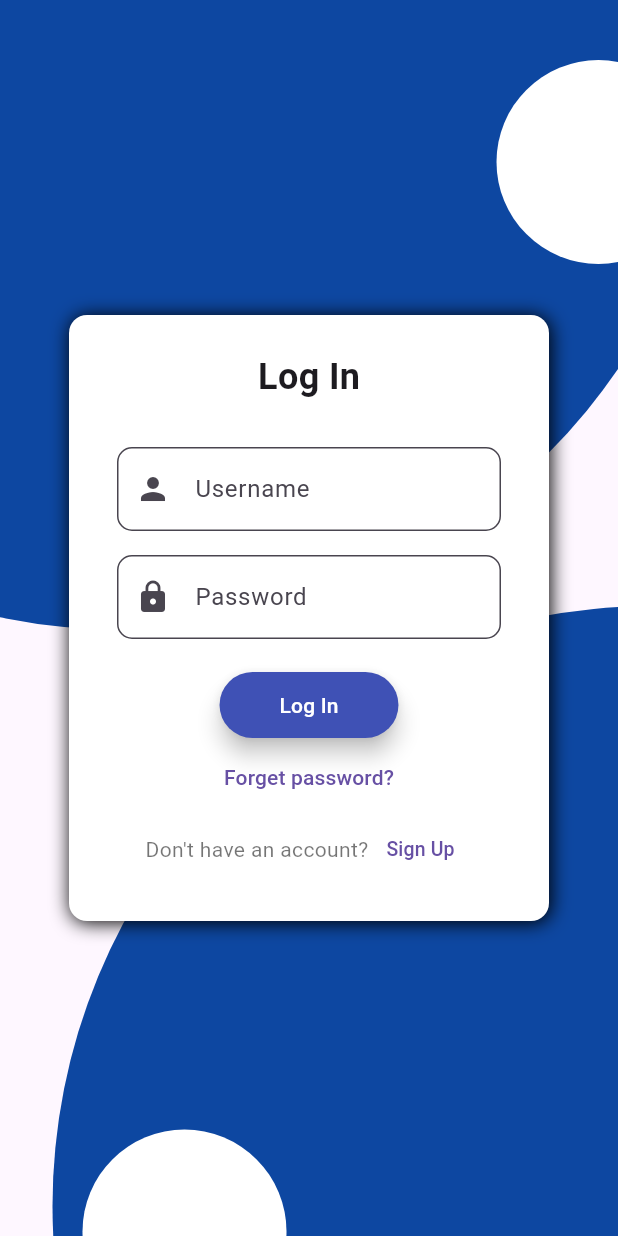
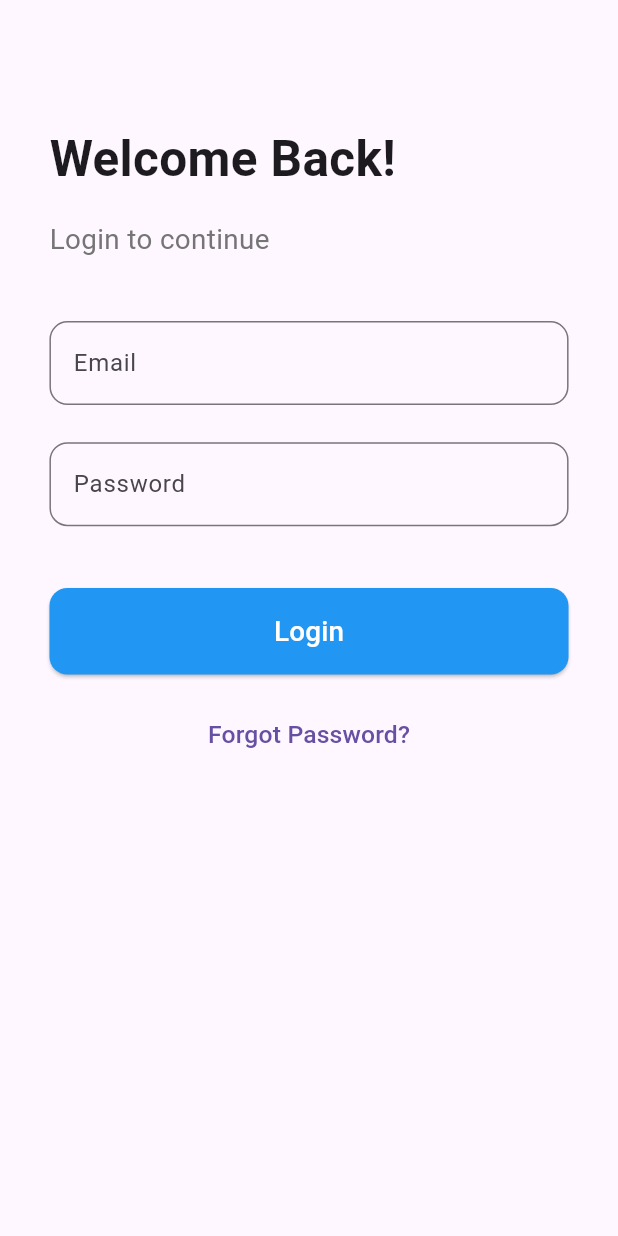
Before and after one commit to kaungkhantluke-dev/myapp, a Flutter app: the LogIn screen opened by its route, after a tap on "Forget password?", on a phone screen of 412 x 824 dp. Run offline on Flutter 3.47's test engine with Material 3 defaults, Android fonts, the phone set to English and light mode, and no system bars.

Commit message:
change UI to be responsive for all pages

```diff
--- /dev/null
+++ b/lib/loginUI/chgpassword.dart
@@ -0,0 +1,109 @@
+import 'package:flutter/material.dart';
+
+class ChgPassword extends StatelessWidget {
+  const ChgPassword({super.key});
+
+  @override
+  Widget build(BuildContext context) {
+    // Get screen size
+    final size = MediaQuery.of(context).size;
+    final screenWidth = size.width;
+    final screenHeight = size.height;
+
+    return Scaffold(
+      body: SafeArea(
+        child: SingleChildScrollView(
+          child: Container(
+            padding: EdgeInsets.symmetric(
+              horizontal: screenWidth * 0.08,
+              vertical: screenHeight * 0.1,
+            ),
+            width: double.infinity,
+            child: Column(
+              crossAxisAlignment: CrossAxisAlignment.start,
+              children: [
+                // Title
+                Text(
+                  'Welcome Back!',
+                  style: TextStyle(
+                    fontSize: screenWidth * 0.08, // Responsive font size
+                    fontWeight: FontWeight.bold,
+                  ),
+                ),
+                SizedBox(height: screenHeight * 0.02),
+
+                Text(
+                  'Login to continue',
+                  style: TextStyle(
+                    fontSize: screenWidth * 0.045,
+                    color: Colors.grey[600],
+                  ),
+                ),
+                SizedBox(height: screenHeight * 0.05),
+
+                // Email Field
+                TextField(
+                  decoration: InputDecoration(
+                    labelText: 'Email',
+                    border: OutlineInputBorder(
+                      borderRadius: BorderRadius.circular(12),
+                    ),
+                  ),
+                  keyboardType: TextInputType.emailAddress,
+                ),
+                SizedBox(height: screenHeight * 0.03),
+
+                // Password Field
+                TextField(
+                  obscureText: true,
+                  decoration: InputDecoration(
+                    labelText: 'Password',
+                    border: OutlineInputBorder(
+                      borderRadius: BorderRadius.circular(12),
+                    ),
+                  ),
+                ),
+                SizedBox(height: screenHeight * 0.05),
+
+                // Login Button
+                SizedBox(
+                  width: double.infinity,
+                  height: screenHeight * 0.07,
+                  child: ElevatedButton(
+                    onPressed: () {},
+                    style: ElevatedButton.styleFrom(
+                      backgroundColor: Colors.blue,
+                      shape: RoundedRectangleBorder(
+                        borderRadius: BorderRadius.circular(12),
+                      ),
+                    ),
+                    child: Text(
+                      'Login',
+                      style: TextStyle(
+                        fontSize: screenWidth * 0.045,
+                        color: Colors.white,
+                      ),
+                    ),
+                  ),
+                ),
+
+                SizedBox(height: screenHeight * 0.02),
+
+                // Forgot password
+                Center(
+                  child: TextButton(
+                    onPressed: () {},
+                    child: Text(
+                      'Forgot Password?',
+                      style: TextStyle(fontSize: screenWidth * 0.04),
+                    ),
+                  ),
+                ),
+              ],
+            ),
+          ),
+        ),
+      ),
+    );
+  }
+}
--- a/lib/loginUI/login.dart
+++ b/lib/loginUI/login.dart
@@ -5,120 +5,156 @@ class LogIn extends StatelessWidget {
 
   @override
   Widget build(BuildContext context) {
+    final screenWidth = MediaQuery.of(context).size.width;
+    final screenHeight = MediaQuery.of(context).size.height;
+
     return Scaffold(
-      body: Stack(
+      body: SafeArea(
+        child: Stack(
           children: [
-          // Decorative background
+            // Background circles
             Positioned(
-            right: -70,
-            top: -380,
+              top: -screenHeight * 0.5,
+              right: -screenWidth * 0.2,
               child: CircleAvatar(
                 backgroundColor: Colors.blue.shade900,
-              radius: 400,
+                radius: screenWidth * 1.0,
               ),
             ),
             Positioned(
-            right: -55,
-            top: 40,
-            child: CircleAvatar(backgroundColor: Colors.white, radius: 68),
-          ),
-          Positioned(
-            left: 35,
-            bottom: -380,
+              top: screenHeight * 0.05,
+              right: -screenWidth * 0.1,
               child: CircleAvatar(
-              backgroundColor: Colors.blue.shade900,
-              radius: 400,
+                backgroundColor: Colors.white,
+                radius: screenWidth * 0.15,
               ),
             ),
             Positioned(
-            left: 55,
-            bottom: -65,
-            child: CircleAvatar(backgroundColor: Colors.white, radius: 68),
+              bottom: -screenHeight * 0.6,
+              left: -screenWidth * 0.07,
+              child: CircleAvatar(
+                backgroundColor: Colors.blue.shade900,
+                radius: screenWidth * 1.0,
+              ),
+            ),
+            Positioned(
+              bottom: -screenHeight * 0.07,
+              left: screenWidth * 0.09,
+              child: CircleAvatar(
+                backgroundColor: Colors.white,
+                radius: screenWidth * 0.15,
+              ),
             ),
 
-          // Login form (centered)
+            // Login Card
             Center(
               child: SingleChildScrollView(
-              padding: EdgeInsets.symmetric(horizontal: 24.0),
+                padding: const EdgeInsets.symmetric(horizontal: 24),
                 child: Container(
+                  width: screenWidth * 0.85,
+                  padding: const EdgeInsets.symmetric(
+                    horizontal: 32,
+                    vertical: 24,
+                  ),
                   decoration: BoxDecoration(
                     color: Colors.white,
-                  borderRadius: BorderRadius.circular(12),
-                  boxShadow: [
+                    borderRadius: BorderRadius.circular(16),
+                    boxShadow: const [
                       BoxShadow(
-                      color: Colors.black,
+                        color: Colors.black26,
                         blurRadius: 10,
-                      offset: Offset(1, 1),
+                        offset: Offset(2, 4),
                       ),
                     ],
                   ),
-                padding: EdgeInsets.symmetric(horizontal: 32, vertical: 24),
-                width: 320,
                   child: Column(
-                  crossAxisAlignment: CrossAxisAlignment.center,
+                    mainAxisSize: MainAxisSize.min,
                     children: [
-                    Text(
+                      const Text(
                         'Log In',
                         style: TextStyle(
                           fontSize: 24,
                           fontWeight: FontWeight.bold,
                         ),
                       ),
-                    SizedBox(height: 30),
+                      const SizedBox(height: 24),
+
+                      // Username
                       TextField(
                         decoration: InputDecoration(
-                        prefixIcon: Icon(Icons.person),
-                        hintText: 'Username',
-                        filled: true,
-                        fillColor: Colors.white,
+                          prefixIcon: const Icon(Icons.person),
+                          labelText: 'Username',
                           border: OutlineInputBorder(
                             borderRadius: BorderRadius.circular(10),
                           ),
                         ),
                       ),
-                    SizedBox(height: 16),
+                      const SizedBox(height: 16),
+
+                      // Password
                       TextField(
                         obscureText: true,
                         decoration: InputDecoration(
-                        prefixIcon: Icon(Icons.lock),
-                        hintText: 'Password',
-                        filled: true,
-                        fillColor: Colors.white,
+                          prefixIcon: const Icon(Icons.lock),
+                          labelText: 'Password',
                           border: OutlineInputBorder(
                             borderRadius: BorderRadius.circular(10),
                           ),
                         ),
                       ),
-                    SizedBox(height: 20),
-                    ElevatedButton(
+                      const SizedBox(height: 24),
+
+                      // Login Button
+                      SizedBox(
+                        width: double.infinity,
+                        child: ElevatedButton(
+                          onPressed: () {},
                           style: ElevatedButton.styleFrom(
                             backgroundColor: Colors.indigo,
                             foregroundColor: Colors.white,
-                        elevation: 6,
-                        padding: EdgeInsets.symmetric(
-                          horizontal: 40,
-                          vertical: 12,
+                            padding: const EdgeInsets.symmetric(
+                              vertical: 14,
+                              horizontal: 24,
+                            ),
+                            shape: RoundedRectangleBorder(
+                              borderRadius: BorderRadius.circular(10),
+                            ),
+                            elevation: 4,
+                          ),
+                          child: const Text(
+                            'Log In',
+                            style: TextStyle(fontSize: 16),
                           ),
                         ),
-                      onPressed: () {},
-                      child: Text('Log In'),
                       ),
+                      const SizedBox(height: 12),
+
+                      // Forget password
                       TextButton(
-                      onPressed: () {},
-                      child: Text('Forget password?'),
+                        onPressed: () {
+                          Navigator.pushNamed(context, '/chgpassword');
+                        },
+                        child: const Text(
+                          'Forget password?',
+                          style: TextStyle(color: Colors.black54),
                         ),
+                      ),
+
+                      const SizedBox(height: 8),
+
+                      // Sign up
                       Row(
                         mainAxisAlignment: MainAxisAlignment.center,
                         children: [
-                        Text(
+                          const Text(
                             'Don\'t have an account?',
-                          style: TextStyle(color: Colors.black54),
+                            style: TextStyle(color: Colors.black45),
                           ),
                           TextButton(
                             onPressed: () {
                               Navigator.pushNamed(context, '/signup');
                             },
-                          child: Text(
+                            child: const Text(
                               'Sign Up',
                               style: TextStyle(fontSize: 13),
                             ),
@@ -132,6 +168,7 @@ class LogIn extends StatelessWidget {
             ),
           ],
         ),
+      ),
     );
   }
 }
--- a/lib/loginUI/signup.dart
+++ b/lib/loginUI/signup.dart
@@ -5,42 +5,53 @@ class SignUp extends StatelessWidget {
 
   @override
   Widget build(BuildContext context) {
+    final screenWidth = MediaQuery.of(context).size.width;
+    final screenHeight = MediaQuery.of(context).size.height;
+
     return Scaffold(
-      body: Stack(
+      body: SafeArea(
+        child: Stack(
           children: [
-          // Background circles
+            // Background circles - responsive
             Positioned(
-            right: -70,
-            top: -380,
+              top: -screenHeight * 0.5,
+              right: -screenWidth * 0.2,
               child: CircleAvatar(
                 backgroundColor: Colors.blue.shade900,
-              radius: 400,
+                radius: screenWidth * 1.0,
               ),
             ),
             Positioned(
-            right: -55,
-            top: 40,
-            child: CircleAvatar(backgroundColor: Colors.white, radius: 68),
-          ),
-          Positioned(
-            left: 35,
-            bottom: -380,
-            child: CircleAvatar(
-              backgroundColor: Colors.blue.shade900,
-              radius: 400,
+              top: screenHeight * 0.05,
+              right: -screenWidth * 0.1,
+              child: const CircleAvatar(
+                backgroundColor: Colors.white,
+                radius: 68, // You can also make this responsive if needed
               ),
             ),
             Positioned(
-            left: 55,
-            bottom: -65,
-            child: CircleAvatar(backgroundColor: Colors.white, radius: 68),
+              bottom: -screenHeight * 0.6,
+              left: -screenWidth * 0.07,
+              child: CircleAvatar(
+                backgroundColor: Colors.blue.shade900,
+                radius: screenWidth * 1.0,
               ),
-          // Sign up card
+            ),
+            Positioned(
+              bottom: -screenHeight * 0.07,
+              left: screenWidth * 0.09,
+              child: const CircleAvatar(
+                backgroundColor: Colors.white,
+                radius: 68,
+              ),
+            ),
+
+            // Centered Sign Up Form
             Center(
               child: SingleChildScrollView(
                 padding: const EdgeInsets.symmetric(horizontal: 24.0),
                 child: Container(
-                width: 330,
+                  width: 330, // Fixed card width, as in your original
                   padding: const EdgeInsets.symmetric(
                     horizontal: 32,
                     vertical: 30,
@@ -48,11 +59,11 @@ class SignUp extends StatelessWidget {
                   decoration: BoxDecoration(
                     color: Colors.white,
                     borderRadius: BorderRadius.circular(20),
-                  boxShadow: [
+                    boxShadow: const [
                       BoxShadow(
                         color: Colors.black,
                         blurRadius: 10,
-                      offset: const Offset(1, 1),
+                        offset: Offset(1, 1),
                       ),
                     ],
                   ),
@@ -69,11 +80,12 @@ class SignUp extends StatelessWidget {
                         ),
                       ),
                       const SizedBox(height: 30),
-                    // Email field
+
+                      // Email
                       TextField(
                         decoration: InputDecoration(
                           prefixIcon: const Icon(Icons.email),
-                        hintText: 'Enter your email',
+                          labelText: 'Email',
                           filled: true,
                           fillColor: Colors.white,
                           contentPadding: const EdgeInsets.symmetric(
@@ -81,17 +93,17 @@ class SignUp extends StatelessWidget {
                           ),
                           border: OutlineInputBorder(
                             borderRadius: BorderRadius.circular(12),
-                          borderSide: const BorderSide(),
                           ),
                         ),
                       ),
                       const SizedBox(height: 20),
-                    // Password field
+
+                      // Password
                       TextField(
                         obscureText: true,
                         decoration: InputDecoration(
                           prefixIcon: const Icon(Icons.lock),
-                        hintText: 'Enter password',
+                          labelText: 'Password',
                           filled: true,
                           fillColor: Colors.white,
                           contentPadding: const EdgeInsets.symmetric(
@@ -99,17 +111,17 @@ class SignUp extends StatelessWidget {
                           ),
                           border: OutlineInputBorder(
                             borderRadius: BorderRadius.circular(12),
-                          borderSide: const BorderSide(),
                           ),
                         ),
                       ),
                       const SizedBox(height: 20),
-                    // Re-enter Password field
+
+                      // Confirm Password
                       TextField(
                         obscureText: true,
                         decoration: InputDecoration(
                           prefixIcon: const Icon(Icons.lock_outline),
-                        hintText: 'Re-enter password',
+                          labelText: 'Confirm Password',
                           filled: true,
                           fillColor: Colors.white,
                           contentPadding: const EdgeInsets.symmetric(
@@ -117,12 +129,12 @@ class SignUp extends StatelessWidget {
                           ),
                           border: OutlineInputBorder(
                             borderRadius: BorderRadius.circular(12),
-                          borderSide: const BorderSide(),
                           ),
                         ),
                       ),
                       const SizedBox(height: 30),
-                    // Sign Up button
+
+                      // Sign Up Button
                       ElevatedButton(
                         style: ElevatedButton.styleFrom(
                           backgroundColor: Colors.indigo,
@@ -152,6 +164,7 @@ class SignUp extends StatelessWidget {
             ),
           ],
         ),
+      ),
     );
   }
 }
--- a/lib/main.dart
+++ b/lib/main.dart
@@ -2,6 +2,7 @@ import 'package:flutter/material.dart';
 import 'package:myapp/loginUI/signup.dart';
 import 'package:myapp/loginUI/login.dart';
 import 'package:myapp/loginUI/landingpage.dart';
+import 'package:myapp/loginUI/chgpassword.dart';
 
 void main() {
   runApp(const MyApp());
@@ -20,6 +21,7 @@ class MyApp extends StatelessWidget {
         '/': (context) => const LandingPage(),
         '/login': (context) => const LogIn(),
         '/signup': (context) => const SignUp(),
+        '/chgpassword': (context) => const ChgPassword(),
       },
     );
   }
```
Lines whose indentation alone changed are shown as unchanged.
